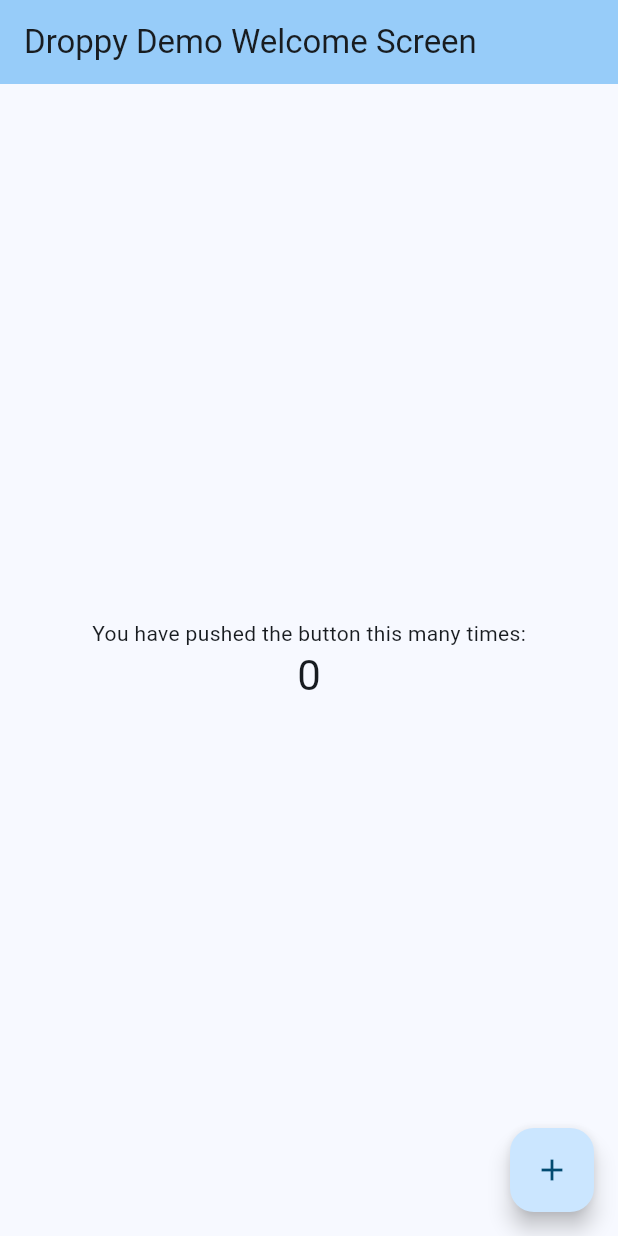
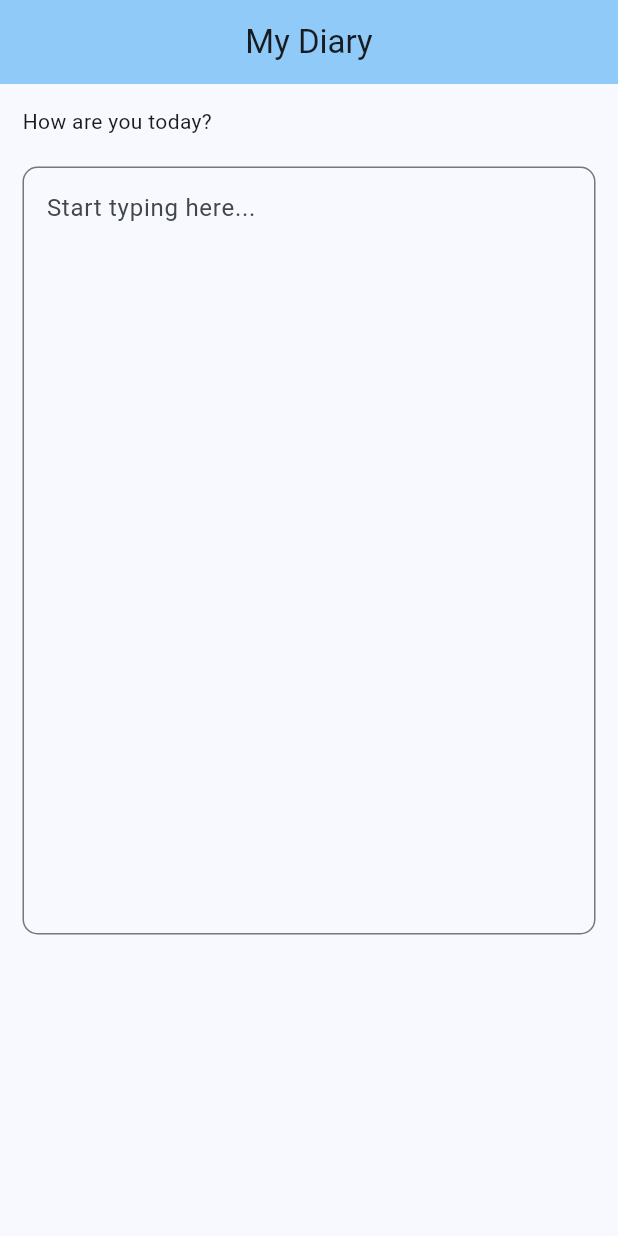
Before and after one commit to jernejakrajcar/droppy, a Flutter app: the screen it shows after launch, on a phone screen of 412 x 824 dp. Run offline on Flutter 3.47's test engine with Material 3 defaults, Android fonts, the phone set to English and light mode, and no system bars.

Commit message:
textinput, diaryscreen

```diff
--- a/lib/main.dart
+++ b/lib/main.dart
@@ -1,3 +1,4 @@
+import 'package:droppy/screens/diary_screen.dart';
 import 'package:flutter/material.dart';
 
 void main() {
@@ -5,7 +6,7 @@ void main() {
 }
 
 class MyApp extends StatelessWidget {
-  const MyApp({super.key});
+  const MyApp({Key? key}) : super(key: key);
 
   // This widget is the root of your application.
   @override
@@ -13,26 +14,12 @@ class MyApp extends StatelessWidget {
     return MaterialApp(
       title: 'Droppy Demo',
       theme: ThemeData(
-        // This is the theme of your application.
-        //
-        // TRY THIS: Try running your application with "flutter run". You'll see
-        // the application has a purple toolbar. Then, without quitting the app,
-        // try changing the seedColor in the colorScheme below to Colors.green
-        // and then invoke "hot reload" (save your changes or press the "hot
-        // reload" button in a Flutter-supported IDE, or press "r" if you used
-        // the command line to start the app).
-        //
-        // Notice that the counter didn't reset back to zero; the application
-        // state is not lost during the reload. To reset the state, use hot
-        // restart instead.
-        //
-        // This works for code too, not just values: Most code changes can be
-        // tested with just a hot reload.
         colorScheme:
             ColorScheme.fromSeed(seedColor: Color.fromARGB(255, 136, 195, 243)),
         useMaterial3: true,
       ),
-      home: const MyHomePage(title: 'Droppy Demo Welcome Screen'),
+      home:
+          const DiaryScreen(), //MyHomePage(title: 'Droppy Demo Welcome Screen'),
     );
   }
 }
--- /dev/null
+++ b/lib/screens/diary_screen.dart
@@ -0,0 +1,32 @@
+import 'package:flutter/material.dart';
+
+class DiaryScreen extends StatelessWidget {
+  const DiaryScreen({Key? key}) : super(key: key);
+
+  @override
+  Widget build(BuildContext context) {
+    return Scaffold(
+        appBar: AppBar(
+          title: const Text('My Diary'),
+          centerTitle: true,
+          backgroundColor: Colors.blue[200],
+        ),
+        body: ListView(
+          padding: EdgeInsets.all(15),
+          children: [
+            Text('How are you today?'),
+            const SizedBox(height: 20),
+            TextField(
+              maxLines: 20,
+              decoration: InputDecoration(
+                hintText: 'Start typing here...',
+                labelText: 'Start typing here...',
+                alignLabelWithHint: true,
+                border:
+                    OutlineInputBorder(borderRadius: BorderRadius.circular(10)),
+              ),
+            )
+          ],
+        ));
+  }
+}
```
